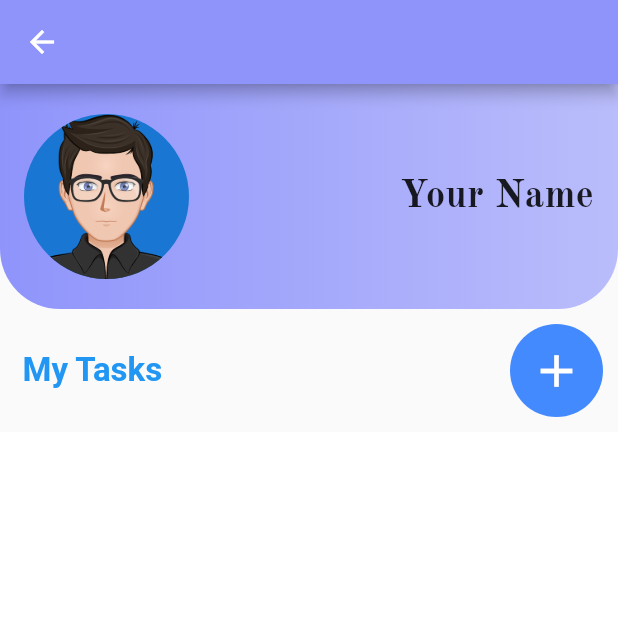
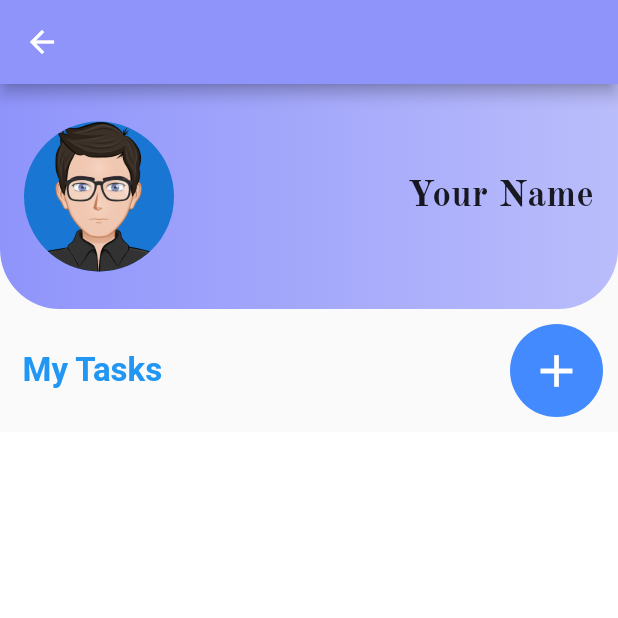
Before and after one commit to Deepanshuchauhan123/Reminder_Me_App, a Flutter app: the HomePage screen opened directly, on a phone screen of 412 x 824 dp, the top half of it. Run offline on Flutter 3.47's test engine with Material 2 defaults, Android fonts, the phone set to English and light mode, and no system bars.

```diff
--- a/lib/Homepage.dart
+++ b/lib/Homepage.dart
@@ -53,6 +53,13 @@ class _HomePageState extends State<HomePage> {
     );
   }
 
+// String textprovider(){
+//   if(nameyour[nameyour.length - 1]==null){
+//     return nameyour[0];
+//   }else{
+//    return nameyour[nameyour.length - 1];
+//   }
+// }
   @override
   Widget build(BuildContext context) {
     return Scaffold(
@@ -103,12 +110,12 @@ class _HomePageState extends State<HomePage> {
                     children: <Widget>[
                       Center(
                         child: Padding(
-                          padding: const EdgeInsets.all(16),
+                          padding: const EdgeInsets.fromLTRB(16, 16, 0, 16),
                           child: CircleAvatar(
                             backgroundImage: AssetImage(
                               'assets/images/person.png',
                             ),
-                            radius: 55,
+                            radius: 50,
                           ),
                         ),
                       ),
@@ -122,12 +129,12 @@ class _HomePageState extends State<HomePage> {
                                   name = onValue;
                                   setState(
                                     () {
-                                      if (name != "") {
+                                      if (name != null && name!="") {
                                         nameyour.add(name);
                                         print(nameyour);
                                         nameyour.removeAt(nameyour.length - 2);
                                       } else {
-                                        nameyour.add("Your Name");
+                                       // nameyour.add("Your Name");
                                       }
                                     },
                                   );
@@ -137,7 +144,7 @@ class _HomePageState extends State<HomePage> {
                             child: Text(
                               nameyour[nameyour.length - 1],
                               style: TextStyle(
-                                fontSize: 26,
+                                fontSize: 25,
                                 fontFamily: 'OldStandardTT',
                               ),
                             ),
```
Also changed, not shown: lib/CreateTask.dart (+22 -2 lines), lib/Task.dart (added, +11 -0 lines), lib/Taskbrain.dart (added, +9 -0 lines).
